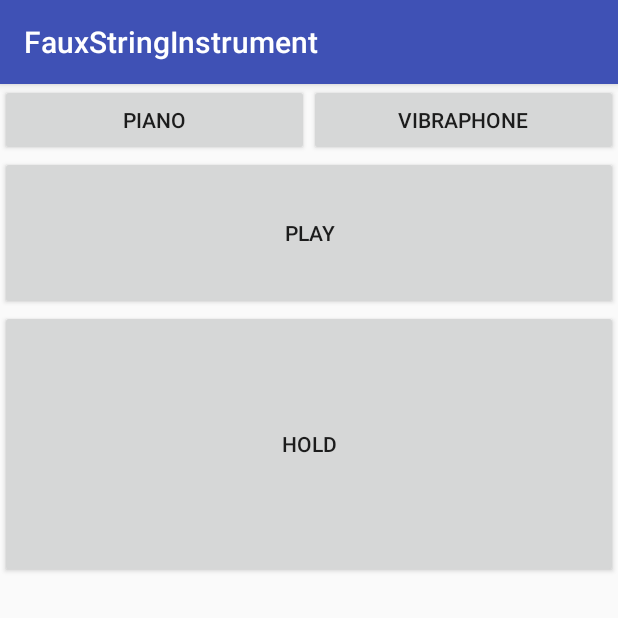
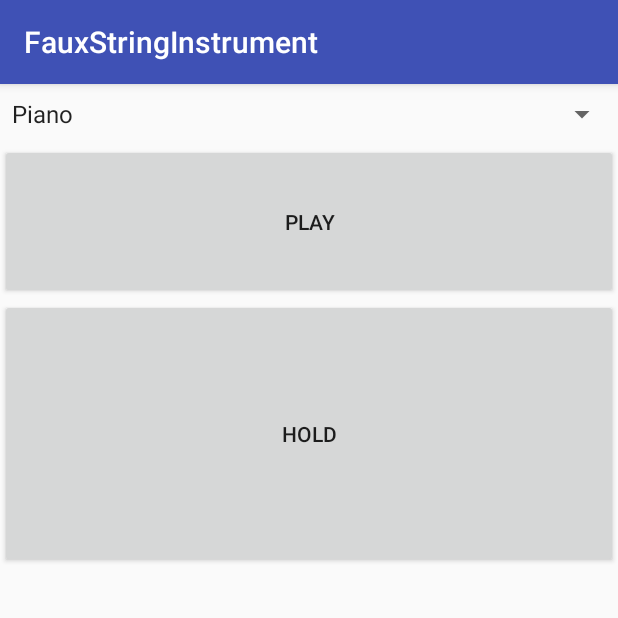
Before and after one commit to starkipraggy/FauxStringInstrument, an Android app: the screen it shows after launch (MainActivity), on a phone screen of 412 x 824 dp, the top half of it. Run offline under Robolectric (Android 15) with nearby library versions, the phone set to English and light mode, and no system bars; our stand-ins replace ButterKnife, Timber; libraries missing offline, so code that uses them is left out: org.billthefarmer.mididriver; 3 statements that could not run were skipped.

```diff
--- a/app/src/main/java/cs4347/group1/fauxstringinstrument/MainActivity.java
+++ b/app/src/main/java/cs4347/group1/fauxstringinstrument/MainActivity.java
@@ -13,7 +13,10 @@ import android.view.MotionEvent;
 import android.view.View;
 import android.view.WindowManager;
 import android.widget.Button;
+import android.widget.Spinner;
 import android.widget.TextView;
+import android.widget.AdapterView;
+import android.widget.AdapterView.OnItemSelectedListener;
 
 import org.billthefarmer.mididriver.GeneralMidiConstants;
 import org.billthefarmer.mididriver.MidiDriver;
@@ -38,6 +41,9 @@ public class MainActivity extends AppCompatActivity {
     @BindView(R.id.button_play)
     Button buttonPlay;
 
+    @BindView(R.id.spinner)
+    Spinner instrSelect;
+
     @BindView(R.id.button_piano)
     Button buttonPiano;
 
@@ -50,7 +56,7 @@ public class MainActivity extends AppCompatActivity {
         buttonPlay.setText(canPlay ? R.string.button_pause : R.string.button_play);
     }
 
-    @OnClick(R.id.button_piano)
+    /*@OnClick(R.id.button_piano)
     void changeToPiano() {
         changeInstrument(GeneralMidiConstants.ACOUSTIC_GRAND_PIANO);
     }
@@ -58,7 +64,7 @@ public class MainActivity extends AppCompatActivity {
     @OnClick(R.id.button_vibraphone)
     void changeToVibraphone() {
         changeInstrument(GeneralMidiConstants.VIBRAPHONE);
-    }
+    }*/
 
     @State
     int currentNoteNumber;
@@ -125,6 +131,22 @@ public class MainActivity extends AppCompatActivity {
                 }
                 return true;
             }
+        });
+
+        instrSelect.setOnItemSelectedListener(new OnItemSelectedListener() {
+            @Override
+            public void onItemSelected(AdapterView<?> parent, View view, int position, long id) {
+                if (position == 0){
+                    changeInstrument(GeneralMidiConstants.ACOUSTIC_GRAND_PIANO);
+                }
+                else if (position == 1){
+                    changeInstrument((GeneralMidiConstants.VIBRAPHONE));
+                }
+            }
+
+            @Override
+            public void onNothingSelected(AdapterView<?> parentView) { }
+
         });
     }
 
--- a/app/src/main/res/layout/activity_main.xml
+++ b/app/src/main/res/layout/activity_main.xml
@@ -11,25 +11,19 @@
         android:orientation="vertical"
         android:weightSum="10">
 
+        <Spinner
+            android:id="@+id/spinner"
+            android:layout_width="match_parent"
+            android:layout_height="40dp"
+            android:entries="@array/Instruments"
+            android:spinnerMode="dropdown" />
+
         <LinearLayout
             android:layout_width="match_parent"
             android:layout_height="wrap_content"
             android:layout_gravity="fill"
             android:orientation="horizontal">
 
-            <Button
-                android:id="@+id/button_piano"
-                android:layout_width="0dp"
-                android:layout_height="wrap_content"
-                android:layout_weight="1"
-                android:text="@string/button_piano" />
-
-            <Button
-                android:id="@+id/button_vibraphone"
-                android:layout_width="0dp"
-                android:layout_height="wrap_content"
-                android:layout_weight="1"
-                android:text="@string/button_vibraphone" />
         </LinearLayout>
 
         <Button
--- /dev/null
+++ b/app/src/main/res/values/instruments.xml
@@ -0,0 +1,7 @@
+<?xml version="1.0" encoding="utf-8"?>
+<resources>
+    <string-array name="Instruments">
+        <item>Piano</item>
+        <item>Vibraphone</item>
+    </string-array>
+</resources>
```
